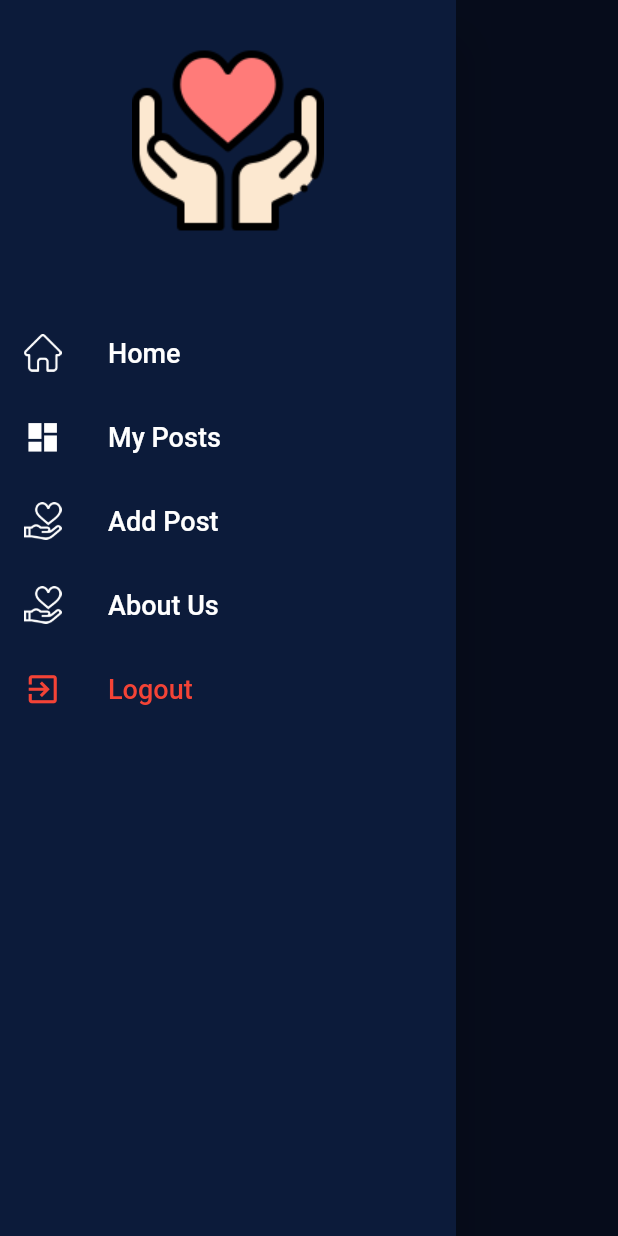
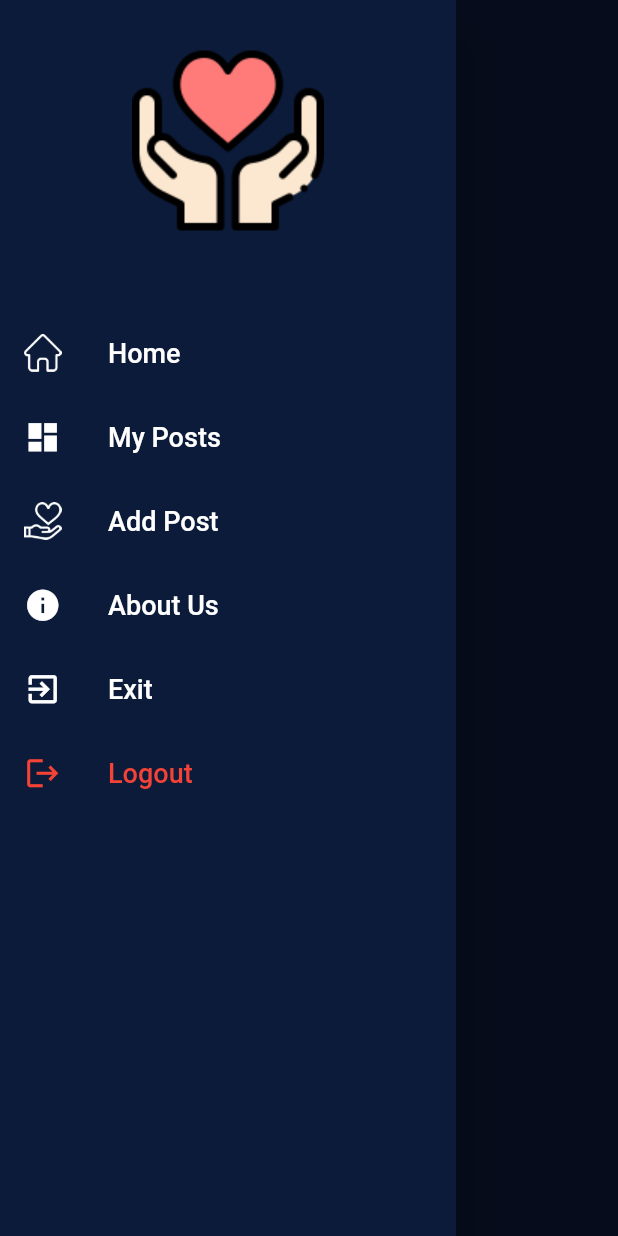
Before and after one commit to tusharhow/seba-sangha, a Flutter app: the HomePage screen opened directly, with the side drawer open, on a phone screen of 412 x 824 dp. Run offline on Flutter 3.47's test engine with Material 2 defaults, Android fonts, the light colour scheme and no system bars; our stand-ins replace cloud_firestore, firebase_auth, firebase_core, fluttertoast, get, shared_preferences; accounts and stored records are empty.

Commit message:
Issue fix

```diff
--- a/lib/app/widgets/drawer_widget.dart
+++ b/lib/app/widgets/drawer_widget.dart
@@ -1,3 +1,5 @@
+import 'dart:io';
+
 import 'package:flutter/material.dart';
 import 'package:get/get.dart';
 
@@ -17,7 +19,9 @@ class DrawerWidget extends StatelessWidget {
 
   @override
   Widget build(BuildContext context) {
-    return GetBuilder<PostController>(builder: (cont) {
+    return GetBuilder<PostController>(
+        init: PostController(),
+        builder: (cont) {
           return Drawer(
             child: ListView(
               children: [
@@ -94,11 +98,10 @@ class DrawerWidget extends StatelessWidget {
                   },
                 ),
                 ListTile(
-              leading: Image.asset(
-                'assets/icons/heart.png',
-                width: 25,
-                height: 25,
+                  leading: const Icon(
+                    Icons.info,
                     color: Colors.white,
+                    size: 25,
                   ),
                   title: const Text('About Us',
                       style: TextStyle(
@@ -116,6 +119,21 @@ class DrawerWidget extends StatelessWidget {
                 ListTile(
                   leading: const Icon(
                     Icons.exit_to_app,
+                    color: Colors.white,
+                    size: 25,
+                  ),
+                  title: const Text('Exit',
+                      style: TextStyle(
+                        fontSize: 18,
+                        color: Colors.white,
+                      )),
+                  onTap: () {
+                    exit(0);
+                  },
+                ),
+                ListTile(
+                  leading: const Icon(
+                    Icons.logout,
                     color: Colors.red,
                     size: 25,
                   ),
```
Also changed, not shown: lib/app/views/main/details_page.dart (+7 -9 lines), pubspec.yaml (+5 -5 lines), pubspec.lock, 11 other files. Lines whose indentation alone changed are shown as unchanged.
